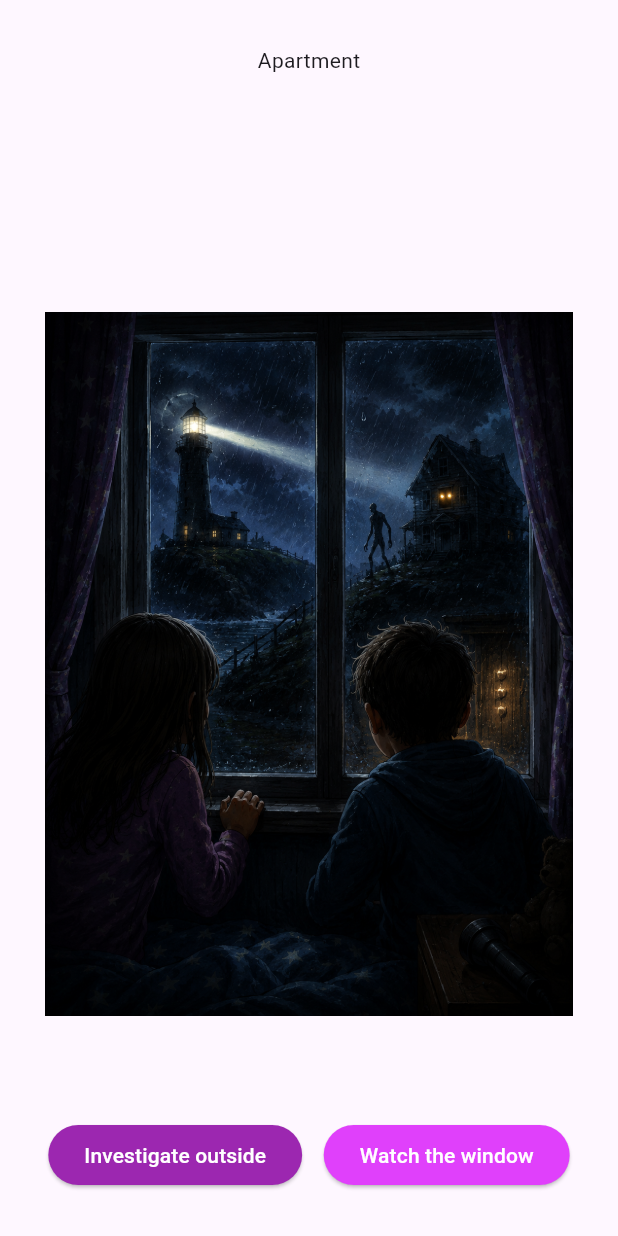
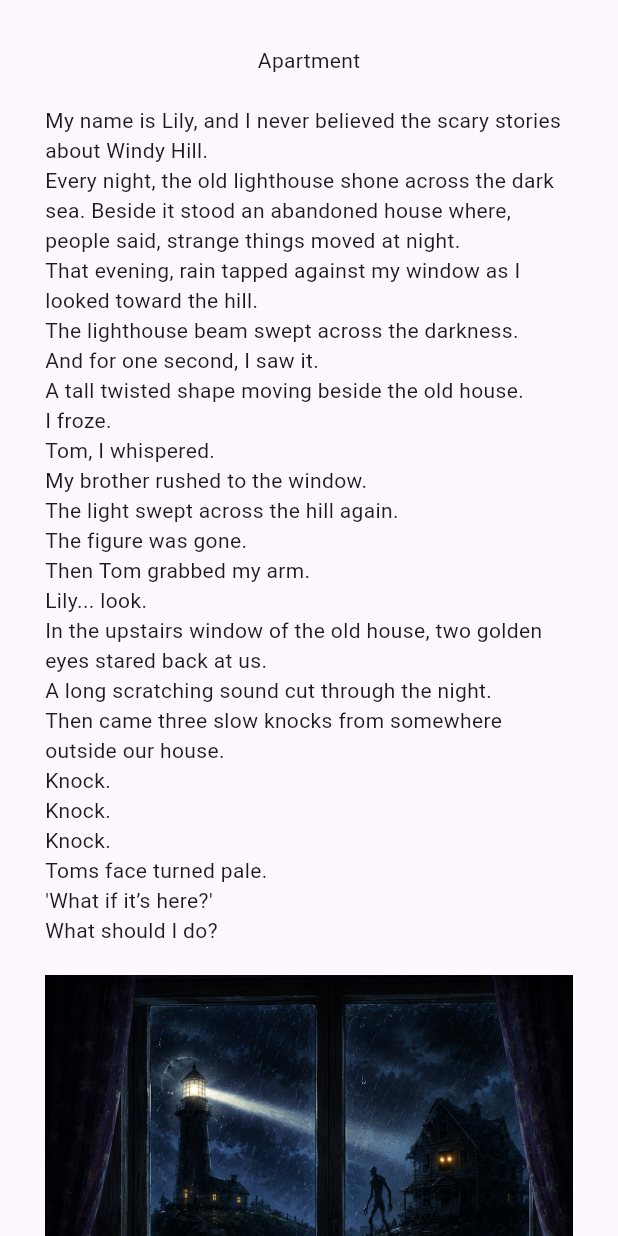
Before and after one commit to kayronnie91/flutter_6_weeks, a Flutter app: the screen it shows after launch, on a phone screen of 412 x 824 dp. Run offline on Flutter 3.47's test engine with Material 3 defaults, Android fonts, the phone set to English and light mode, and no system bars.

Commit message:
Add Hallway scene and story branch

```diff
--- a/nightmare_story/lib/main.dart
+++ b/nightmare_story/lib/main.dart
@@ -21,8 +21,10 @@ class _StoryAppState extends State<StoryApp> {
       (story) => story.currentScene == currentScene,
     );
     return MaterialApp(
+      debugShowCheckedModeBanner: false,
       home: Scaffold(
-        body: Center(
+        body: SingleChildScrollView(
+          child: Center(
             child: Padding(
               padding: const EdgeInsets.all(30.0),
               child: Column(
@@ -30,19 +32,13 @@ class _StoryAppState extends State<StoryApp> {
                 children: [
                   Text(currentScene),
                   SizedBox(height: 20),
+                  Text(currentStoryScene.text),
+                  SizedBox(height: 20),
                   Image.asset(currentStoryScene.imagePath),
+                  SizedBox(height: 20),
                   Row(
                     mainAxisAlignment: MainAxisAlignment.spaceEvenly,
                     children: [
-                    // ElevatedButton(
-                    //   style: ElevatedButton.styleFrom(),
-                    //   onPressed: () {
-                    //     setState(() {
-                    //       currentScene = 'Apartment';
-                    //     });
-                    //   },
-                    //   child: Text(currentStoryScene.choice1),
-                    // ),
                       ChoiceButton(
                         text: currentStoryScene.choice1,
                         textColor: Colors.white,
@@ -71,6 +67,7 @@ class _StoryAppState extends State<StoryApp> {
             ),
           ),
         ),
+      ),
     );
   }
 }
--- a/nightmare_story/lib/story_scene.dart
+++ b/nightmare_story/lib/story_scene.dart
@@ -50,4 +50,133 @@ What should I do?''',
     nextScene1: 'Parking Lot',
     nextScene2: 'Living Room',
   ),
+
+  StoryScene(
+    currentScene: 'Parking Lot',
+    imagePath: 'assets/images/ParkingLot.png',
+    text: '''Lily grabbed a flashlight and slipped outside.
+
+The rain had stopped, but the air felt strangely cold.
+
+The parking lot beside the apartment building was empty.
+
+Almost empty.
+
+Near the far fence stood a dark figure.
+
+Too tall.
+Too thin.
+
+It wasn't moving.
+
+Lily shined her flashlight toward it.
+
+The beam flickered.
+
+For a moment the figure vanished.
+
+Then the light steadied.
+
+The figure was closer.
+
+Much closer.
+
+A metallic scraping sound echoed from behind a parked car.
+
+Something was there.
+
+Watching.
+
+What should I do?''',
+    choice1: 'Check out the car',
+    choice2: 'Run toward figure',
+    nextScene1: 'Parked Car',
+    nextScene2: 'Shadow Figure',
+  ),
+
+  StoryScene(
+    currentScene: 'Living Room',
+    imagePath: 'assets/images/LivingRoom.png',
+    text: '''Tom wouldn't stop staring at the window.
+
+The golden eyes were still there.
+
+Watching.
+
+Unblinking.
+
+Lily forced herself to look away and stepped into the living room.
+
+The house felt wrong.
+
+Too quiet.
+
+Even the rain outside had stopped.
+
+A cold draft drifted through the room.
+
+Tom frowned.
+
+'Did you leave the back door open?'
+
+Lily shook her head.
+
+Then they both heard it.
+
+Creak.
+
+A slow wooden creak from the hallway.
+
+Creak.
+
+Another step.
+
+Something was inside the house.
+
+The lights flickered.
+
+For a split second the room went dark.
+
+When the lights returned, a muddy footprint stood in the middle of the floor.
+
+Neither of them had moved.
+
+Tom pointed toward the hallway.
+
+'Lily... there's another one.'
+
+A second footprint appeared.
+
+Then a third.
+
+Slowly moving toward them.
+
+From the darkness at the end of the hallway came a faint whisper.
+
+'Come find me...'
+
+What should I do?''',
+    choice1: 'Follow footprints',
+    choice2: 'Lock the Door',
+    nextScene1: 'Hallway',
+    nextScene2: 'Front Door',
+  ),
+
+  StoryScene(
+    currentScene: 'Hallway',
+    imagePath: 'assets/images/Hallway.png',
+    text: '''Lily followed the muddy footprints into the hallway.
+
+The whisper grew louder.
+
+'Come find me...'
+
+The footprints ended at a closed bedroom door.
+
+Then the doorknob slowly began to turn.''',
+    choice1: 'Open Door',
+    choice2: 'Run to Tom',
+    nextScene1: 'Bedroom',
+    nextScene2: 'Living Room Return',
+  ),
 ];
--- a/nightmare_story/pubspec.yaml
+++ b/nightmare_story/pubspec.yaml
@@ -59,6 +59,9 @@ flutter:
   # To add assets to your application, add an assets section, like this:
   assets:
     - assets/images/Apartment.png
+    - assets/images/ParkingLot.png
+    - assets/images/LivingRoom.png
+    - assets/images/Hallway.png
 
   # An image asset can refer to one or more resolution-specific "variants", see
   # https://flutter.dev/to/resolution-aware-images
```
Also changed, not shown: nightmare_story/assets/images/Hallway.png (added), nightmare_story/assets/images/LivingRoom.png (added), nightmare_story/assets/images/ParkingLot.png (added). Lines whose indentation alone changed are shown as unchanged.
